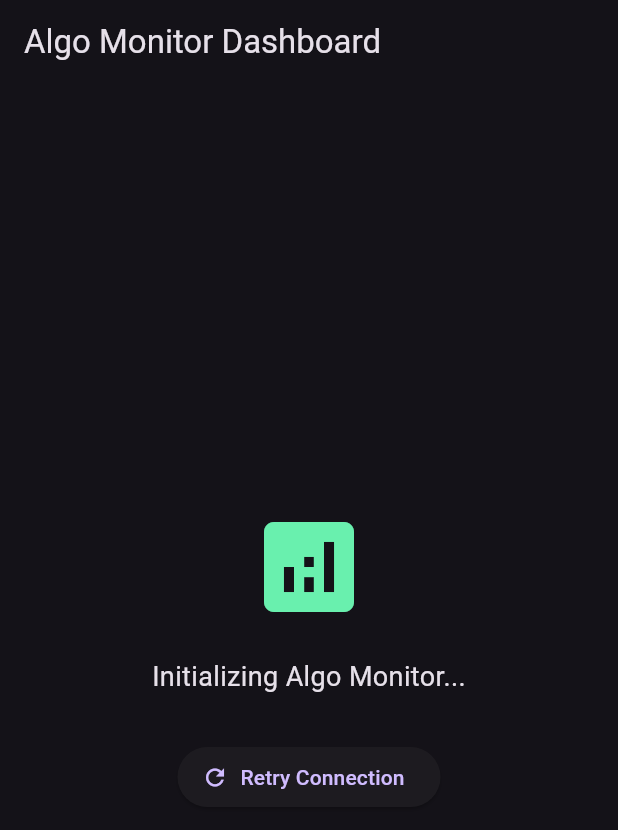
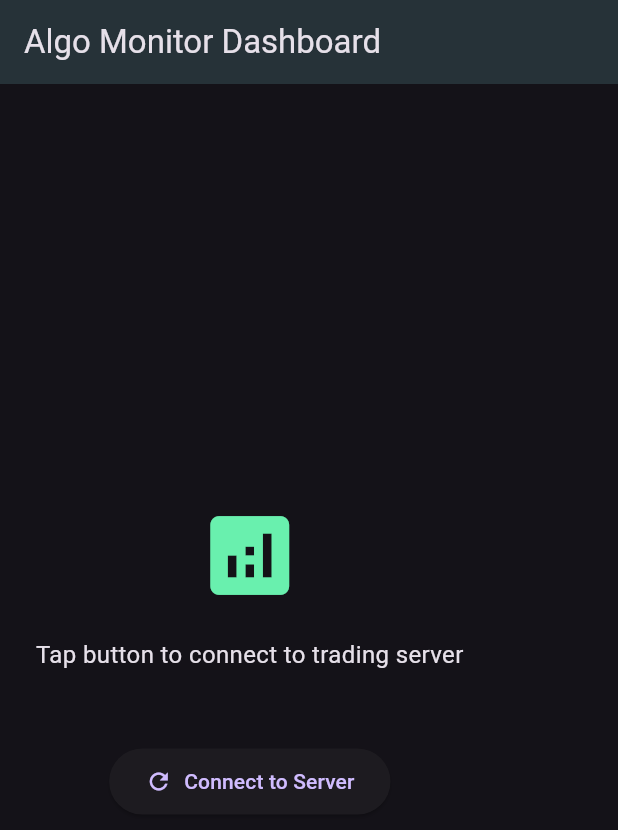
Before and after one commit to biswajitbhukta/algo-monitor-app, a Flutter app: the screen it shows after launch, on a phone screen of 412 x 824 dp. Shown: the top 830 px of the screen. Run offline on Flutter 3.47's test engine with Material 3 defaults, Android fonts, the phone set to English and light mode, and no system bars.

Commit message:
Add active server HTTP connection logic

```diff
--- a/lib/main.dart
+++ b/lib/main.dart
@@ -1,11 +1,8 @@
 import 'package:flutter/material.dart';
+import 'package:http/http.dart' as http;
+import 'dart:convert';
 
 void main() {
-  // Catch any unexpected errors during startup
-  FlutterError.onError = (FlutterErrorDetails details) {
-    FlutterError.dumpErrorToConsole(details);
-  };
-
   runApp(const MyApp());
 }
 
@@ -20,25 +17,55 @@ class MyApp extends StatelessWidget {
         primarySwatch: Colors.blue,
         brightness: Brightness.dark,
       ),
-      home: const ErrorCatcherHome(),
+      home: const DashboardScreen(),
     );
   }
 }
 
-class ErrorCatcherHome extends StatefulWidget {
-  const ErrorCatcherHome({super.key});
+class DashboardScreen extends StatefulWidget {
+  const DashboardScreen({super.key});
 
   @override
-  State<ErrorCatcherHome> createState() => _ErrorCatcherHomeState();
+  State<DashboardScreen> createState() => _DashboardScreenState();
 }
 
-class _ErrorCatcherHomeState extends State<ErrorCatcherHome> {
-  String status = "Initializing Algo Monitor...";
+class _DashboardScreenState extends State<DashboardScreen> {
+  String statusMessage = "Tap button to connect to trading server";
+  bool isLoading = false;
+  Map<String, dynamic>? serverData;
 
-  @override
-  void initState() {
-    super.initState();
-    // Test connection or async initialization here
+  // Change this to your actual server IP and port (e.g., http://YOUR_SERVER_IP:8000)
+  // Note: For Android emulators use 'http://10.0.2.2:8000', for real devices use your cloud server public IP.
+  final String serverUrl = "http://YOUR_SERVER_IP:8000/status";
+
+  Future<void> connectToServer() async {
+    setState(() {
+      isLoading = true;
+      statusMessage = "Connecting to $serverUrl...";
+    });
+
+    try {
+      final response = await http.get(Uri.parse(serverUrl)).timeout(const Duration(seconds: 5));
+
+      if (response.statusCode == 200) {
+        final data = jsonDecode(response.body);
+        setState(() {
+          serverData = data;
+          statusMessage = "Connected Successfully!";
+          isLoading = false;
+        });
+      } else {
+        setState(() {
+          statusMessage = "Server error: Status code ${response.statusCode}";
+          isLoading = false;
+        });
+      }
+    } catch (e) {
+      setState(() {
+        statusMessage = "Connection failed: $e\n\nMake sure your server is running and IP is correct.";
+        isLoading = false;
+      });
+    }
   }
 
   @override
@@ -46,32 +73,45 @@ class _ErrorCatcherHomeState extends State<ErrorCatcherHome> {
     return Scaffold(
       appBar: AppBar(
         title: const Text('Algo Monitor Dashboard'),
+        backgroundColor: Colors.blueGrey[900],
       ),
-      body: Center(
-        child: Padding(
+      body: Padding(
         padding: const EdgeInsets.all(24.0),
         child: Column(
           mainAxisAlignment: MainAxisAlignment.center,
           children: [
-              const Icon(Icons.analytics, size: 80, color: Colors.greenAccent),
+            const Icon(Icons.analytics, size: 70, color: Colors.greenAccent),
             const SizedBox(height: 20),
             Text(
-                status,
+              statusMessage,
               textAlign: TextAlign.center,
-                style: const TextStyle(fontSize: 18),
+              style: const TextStyle(fontSize: 16, height: 1.4),
+            ),
+            const SizedBox(height: 20),
+            if (serverData != null)
+              Container(
+                padding: const EdgeInsets.all(12),
+                decoration: BoxDecoration(
+                  color: Colors.black26,
+                  borderRadius: BorderRadius.circular(8),
+                ),
+                child: Text(
+                  jsonEncode(serverData),
+                  style: const TextStyle(color: Colors.greenAccent, fontFamily: 'monospace'),
+                ),
               ),
             const SizedBox(height: 30),
-              ElevatedButton.icon(
-                onPressed: () {
-                  setState(() {
-                    status = "Connecting to trading server...";
-                  });
-                },
+            isLoading
+                ? const CircularProgressIndicator()
+                : ElevatedButton.icon(
+                    onPressed: connectToServer,
                     icon: const Icon(Icons.refresh),
-                label: const Text('Retry Connection'),
+                    label: const Text('Connect to Server'),
+                    style: ElevatedButton.styleFrom(
+                      padding: const EdgeInsets.symmetric(horizontal: 24, vertical: 12),
+                    ),
                   ),
           ],
-          ),
         ),
       ),
     );
```
Lines whose indentation alone changed are shown as unchanged.
